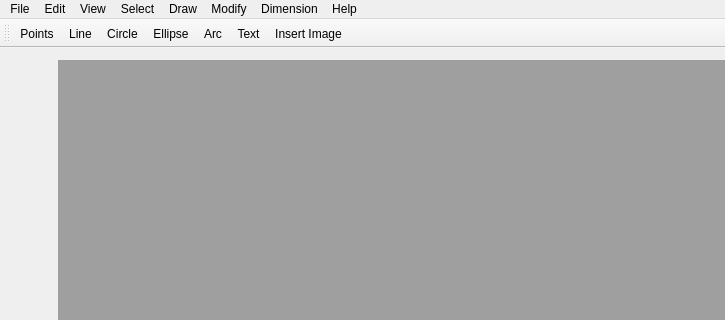
The window that resources/ui/mainwindow.ui (GreatDevelopers/eCAD) describes before a commit, drawn with Qt 5; both pictures show x 0 to 725 and y 0 to 320 of the 725 by 478 pixel window.
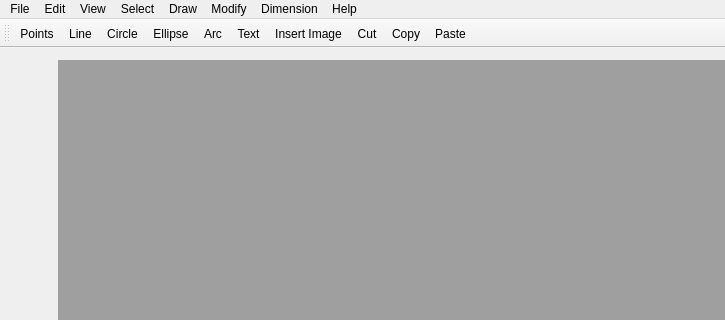
The same window after the commit. Icons and pictures are not drawn.

Commit message: connects cut/copy/paste from edit menu

```diff
--- a/resources/ui/mainwindow.ui
+++ b/resources/ui/mainwindow.ui
@@ -168,6 +168,9 @@
    <addaction name="actionArc"/>
    <addaction name="actionText"/>
    <addaction name="actionInsertImage"/>
+   <addaction name="actionCut"/>
+   <addaction name="actionCopy"/>
+   <addaction name="actionPaste"/>
   </widget>
   <widget class="QStatusBar" name="mainStatusBar"/>
   <action name="actionNew">
```
Left out of the diff: 14 changed lines with no effect on the pictures. The commit also changes 7 other files.
